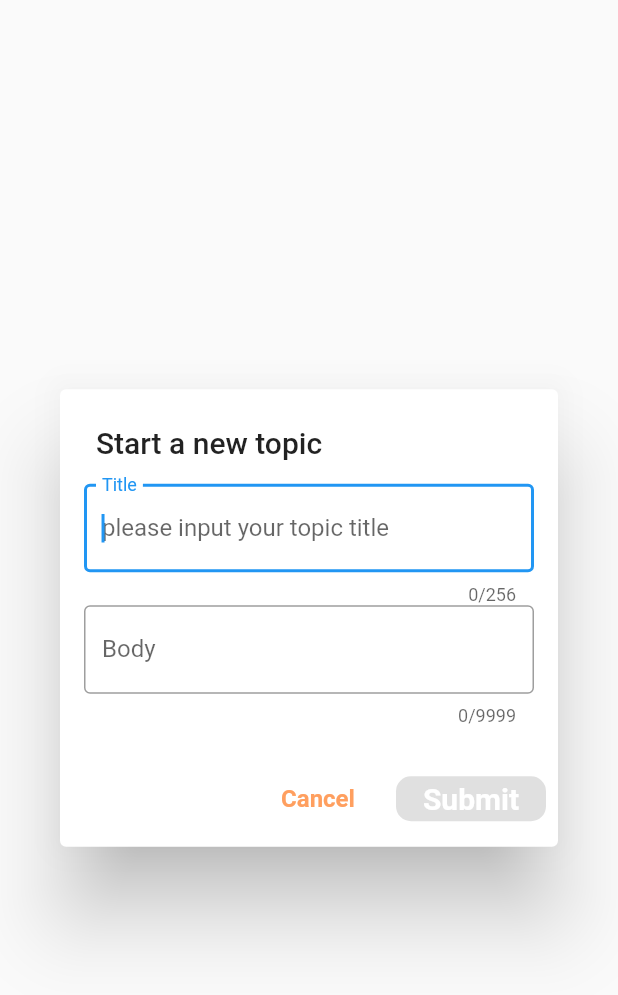
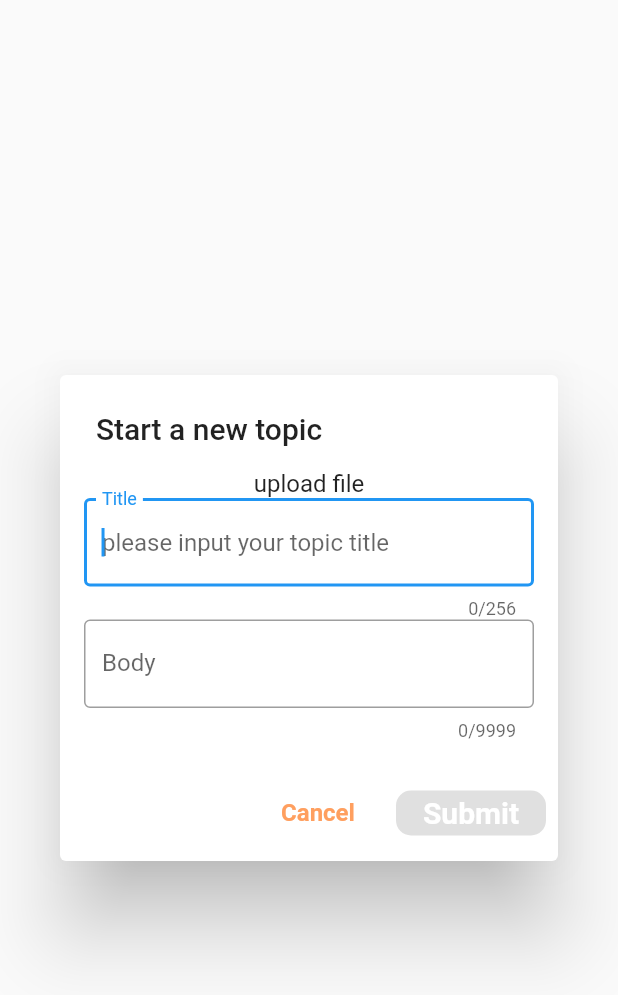
Before and after one commit to fakeshadow/pixel-social, a Flutter app: the InputPage widget shown alone on an empty page, opened directly with empty values, on a phone screen of 412 x 824 dp. Shown: the top 995 px of the screen. Run offline on Flutter 3.47's test engine with Material 2 defaults, Android fonts, the phone set to English and light mode, and no system bars; our stand-ins replace bloc, equatable, flutter_bloc, rxdart, shared_preferences; missing offline and left inert: dart:html, flutter_web; accounts and stored records are empty; network calls fail; statements that could not run were skipped.

Commit message:
add message button

```diff
--- a/frontend/pixel_flutter_web/lib/components/FloatingAppBar.dart
+++ b/frontend/pixel_flutter_web/lib/components/FloatingAppBar.dart
@@ -3,8 +3,9 @@ import 'package:flutter_web/material.dart';
 import 'package:flutter_bloc/flutter_bloc.dart';
 
 import 'package:pixel_flutter_web/blocs/ErrorBlocs.dart';
-import 'package:pixel_flutter_web/components/NewTopicButton.dart';
-import 'package:pixel_flutter_web/components/UserButton.dart';
+import 'package:pixel_flutter_web/components/AppBarActionButton/MessageButton.dart';
+import 'package:pixel_flutter_web/components/AppBarActionButton/NewTopicButton.dart';
+import 'package:pixel_flutter_web/components/AppBarActionButton/UserButton.dart';
 
 class FloatingAppBar extends StatelessWidget {
   final String title;
@@ -27,6 +28,7 @@ class FloatingAppBar extends StatelessWidget {
       ),
       actions: <Widget>[
         NewTopicButton(onPressed: onNewTopicButtonPressed),
+        MessageButton(),
         UserButton()
       ],
     );
--- a/frontend/pixel_flutter_web/lib/views/InputPage.dart
+++ b/frontend/pixel_flutter_web/lib/views/InputPage.dart
@@ -5,7 +5,6 @@ import 'package:pixel_flutter_web/blocs/UpdateBlocs.dart';
 
 import 'package:pixel_flutter_web/env.dart';
 
-import 'package:pixel_flutter_web/blocs/ErrorBlocs.dart';
 import 'package:pixel_flutter_web/blocs/TopicInputBlocs.dart';
 
 import 'package:pixel_flutter_web/components/SubmitButton/UpdateSubmitButton.dart';
@@ -104,7 +103,17 @@ class _InputPageState extends State<InputPage> {
                         : widget.BREAK_POINT_WIDTH_SM,
                     child: Column(
                       mainAxisSize: MainAxisSize.min,
-                      children: <Widget>[titleInput(state), bodyInput(state)],
+                      children: <Widget>[
+                        Container(
+                          child: InkWell(
+                            onTap: () {
+                            },
+                            child: Text('upload file'),
+                          ),
+                        ),
+                        titleInput(state),
+                        bodyInput(state)
+                      ],
                     ),
                   ),
                   actions: <Widget>[
--- a/frontend/pixel_flutter_web/pubspec.yaml
+++ b/frontend/pixel_flutter_web/pubspec.yaml
@@ -7,6 +7,7 @@ dependencies:
   rxdart: ^0.22.0
   http: ^0.12.0+2
   equatable: ^0.2.3
+  timeago: ^2.0.16
   flutter_bloc:
     git:
       url: https://github.com/felangel/bloc
```
Also changed, not shown: frontend/pixel_flutter_web/lib/components/AppBarActionButton/MessageButton.dart (added, +31 -0 lines), frontend/pixel_flutter_web/lib/components/AppBarActionButton/NewTopicButton.dart (renamed from frontend/pixel_flutter_web/lib/components/NewTopicButton.dart), frontend/pixel_flutter_web/lib/components/AppBarActionButton/UserButton.dart (renamed from frontend/pixel_flutter_web/lib/components/UserButton.dart), 1 other file.
